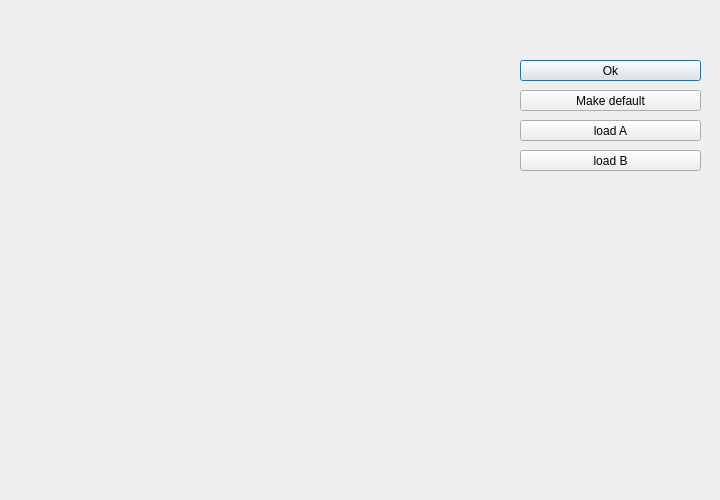
Qt form customboard.ui (BenjaminPMLovegood/Draughts) before a commit.
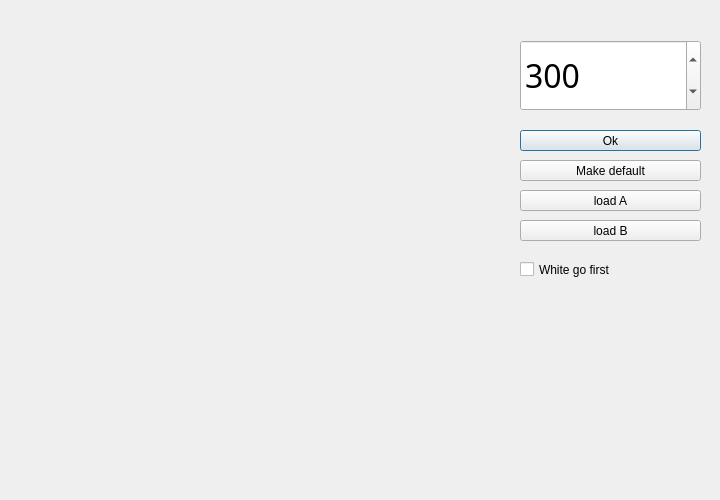
The same form after that commit.

Diff of the .ui file:
```diff
--- a/customboard.ui
+++ b/customboard.ui
@@ -17,7 +17,7 @@
    <property name="geometry">
     <rect>
      <x>520</x>
-     <y>60</y>
+     <y>130</y>
      <width>181</width>
      <height>21</height>
     </rect>
@@ -30,7 +30,7 @@
    <property name="geometry">
     <rect>
      <x>520</x>
-     <y>90</y>
+     <y>160</y>
      <width>181</width>
      <height>21</height>
     </rect>
@@ -43,7 +43,7 @@
    <property name="geometry">
     <rect>
      <x>520</x>
-     <y>120</y>
+     <y>190</y>
      <width>181</width>
      <height>21</height>
     </rect>
@@ -56,7 +56,7 @@
    <property name="geometry">
     <rect>
      <x>520</x>
-     <y>150</y>
+     <y>220</y>
      <width>181</width>
      <height>21</height>
     </rect>
@@ -65,6 +65,44 @@
     <string>load B</string>
    </property>
   </widget>
+  <widget class="QSpinBox" name="spinBox">
+   <property name="geometry">
+    <rect>
+     <x>520</x>
+     <y>40</y>
+     <width>181</width>
+     <height>71</height>
+    </rect>
+   </property>
+   <property name="font">
+    <font>
+     <family>微软雅黑 Light</family>
+     <pointsize>24</pointsize>
+    </font>
+   </property>
+   <property name="minimum">
+    <number>150</number>
+   </property>
+   <property name="maximum">
+    <number>600</number>
+   </property>
+   <property name="value">
+    <number>300</number>
+   </property>
+  </widget>
+  <widget class="QCheckBox" name="whiteFirst">
+   <property name="geometry">
+    <rect>
+     <x>520</x>
+     <y>260</y>
+     <width>131</width>
+     <height>19</height>
+    </rect>
+   </property>
+   <property name="text">
+    <string>White go first</string>
+   </property>
+  </widget>
  </widget>
  <resources/>
  <connections/>
```
Left out of the diff: 2 changed lines with no effect on the pictures.
